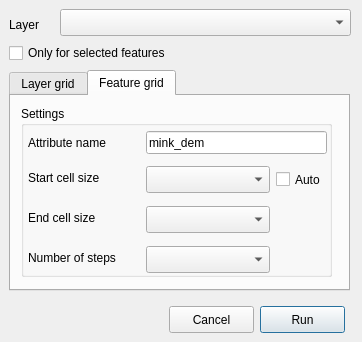
Before: the Qt Designer form ui/mdc_features_ui.ui in eduard-kazakov/minkowskiDimCalculator, drawn with Qt 5.
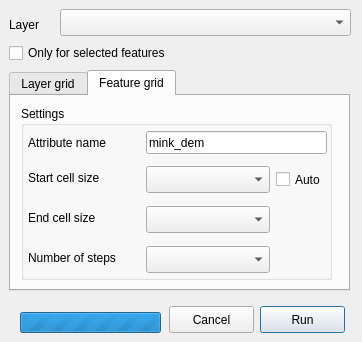
After: the same form once the commit is applied. The open tabs and pages were chosen to show the change. Icons and pictures are not drawn.

Commit message: progress indicator added; size policy checked; tooltips added

Patch:
```diff
--- a/ui/mdc_features_ui.ui
+++ b/ui/mdc_features_ui.ui
@@ -10,6 +10,18 @@
     <height>342</height>
    </rect>
   </property>
+  <property name="minimumSize">
+   <size>
+    <width>362</width>
+    <height>342</height>
+   </size>
+  </property>
+  <property name="maximumSize">
+   <size>
+    <width>362</width>
+    <height>342</height>
+   </size>
+  </property>
   <property name="windowTitle">
    <string>Minkowski dimension for features</string>
   </property>
@@ -179,7 +191,7 @@
        <x>10</x>
        <y>10</y>
        <width>311</width>
-       <height>171</height>
+       <height>174</height>
       </rect>
      </property>
      <property name="title">
@@ -296,6 +308,25 @@
     </widget>
    </widget>
   </widget>
+  <widget class="QProgressBar" name="progressBar">
+   <property name="enabled">
+    <bool>true</bool>
+   </property>
+   <property name="geometry">
+    <rect>
+     <x>20</x>
+     <y>312</y>
+     <width>141</width>
+     <height>21</height>
+    </rect>
+   </property>
+   <property name="maximum">
+    <number>0</number>
+   </property>
+   <property name="value">
+    <number>-1</number>
+   </property>
+  </widget>
  </widget>
  <resources>
   <include location="../resources.qrc"/>
```
Left out of the diff: 32 changed lines with no effect on the pictures. The commit also changes 4 other files.
